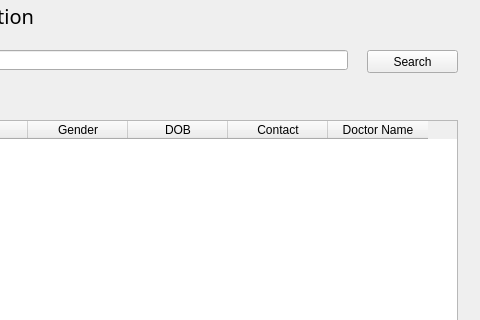
Qt form patient_records.ui (fakehafaisal/db_project) before a commit; both pictures show x 193 to 673 and y 0 to 320 of the 673 by 450 pixel window.
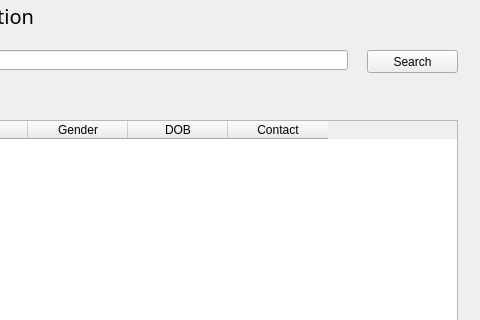
The same form after that commit.

Diff of the .ui file:
```diff
--- a/patient_records.ui
+++ b/patient_records.ui
@@ -51,11 +51,6 @@
       <string>Contact</string>
      </property>
     </column>
-    <column>
-     <property name="text">
-      <string>Doctor Name</string>
-     </property>
-    </column>
    </widget>
    <widget class="QPushButton" name="view_button">
     <property name="geometry">
```
Left out of the diff: 2 changed lines with no effect on the pictures.
